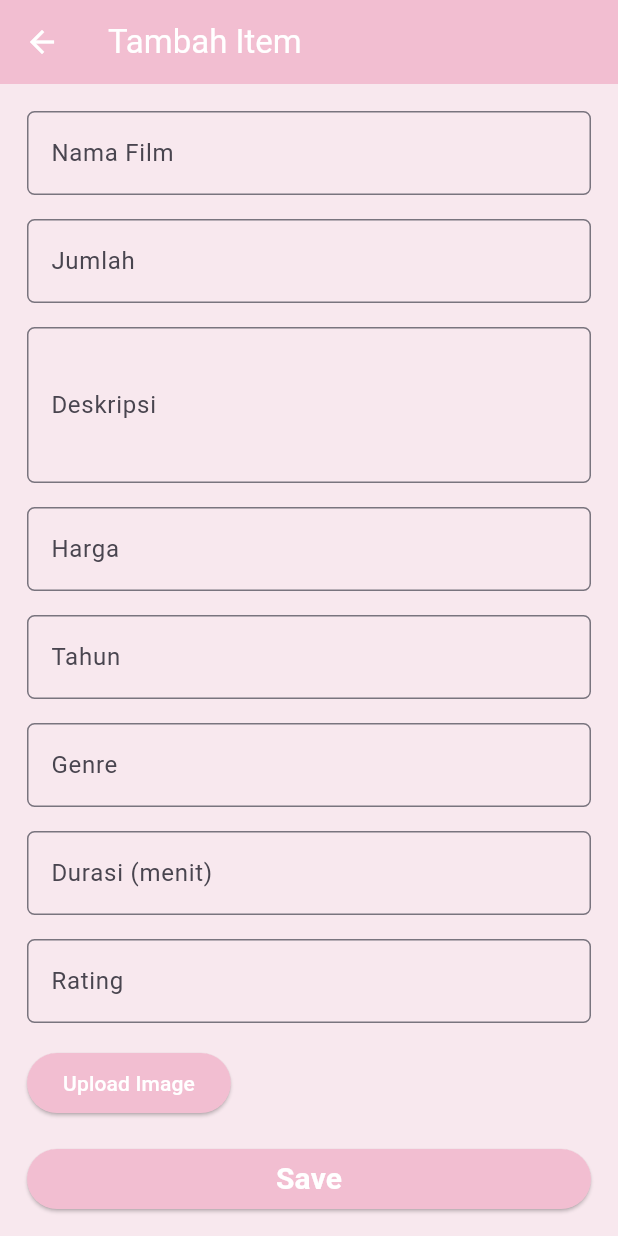
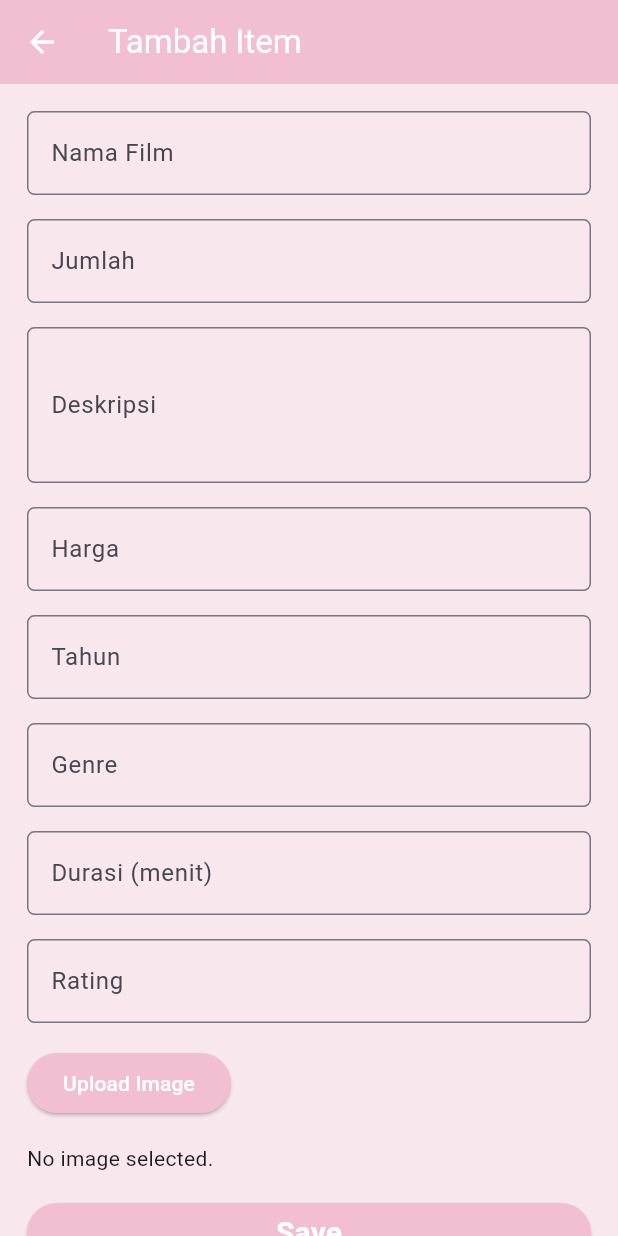
Before and after one commit to jessiruth/blockbuster-flutter, a Flutter app: the AddItem screen opened directly, on a phone screen of 412 x 824 dp. Run offline on Flutter 3.47's test engine with Material 2 defaults, Android fonts, the light colour scheme and no system bars; our stand-ins replace image_picker.

Commit message:
Add maxLines and style to TextFormField and ElevatedButton, and add image preview

```diff
--- a/lib/screens/add_item.dart
+++ b/lib/screens/add_item.dart
@@ -251,6 +251,18 @@ class _AddItemState extends State<AddItem> {
                   ),
                 ),
                 Align(
+                  alignment: Alignment.center,
+                  child: Padding(
+                    padding: const EdgeInsets.all(8.0),
+                    child: SizedBox(
+                      width: double.infinity,
+                      child: _item.image == ''
+                          ? const Text('No image selected.')
+                          : Image.file(File(_item.image)),
+                    ),
+                  ),
+                ),
+                Align(
                   alignment: Alignment.bottomCenter,
                   child: Padding(
                     padding: const EdgeInsets.all(8.0),
@@ -261,7 +273,8 @@ class _AddItemState extends State<AddItem> {
                             backgroundColor: Theme.of(context).primaryColor,
                             foregroundColor: Colors.white),
                         onPressed: () {
-                          if (_formKey.currentState!.validate()) {
+                          if (_formKey.currentState!.validate() &&
+                              _item.image != '') {
                             showDialog(
                               context: context,
                               builder: (BuildContext context) {
@@ -298,6 +311,7 @@ class _AddItemState extends State<AddItem> {
                               },
                             );
                             _formKey.currentState!.reset();
+                            _item.image = '';
                           }
                         },
                         child: const Text(
```
Also changed, not shown: 1 other file.
